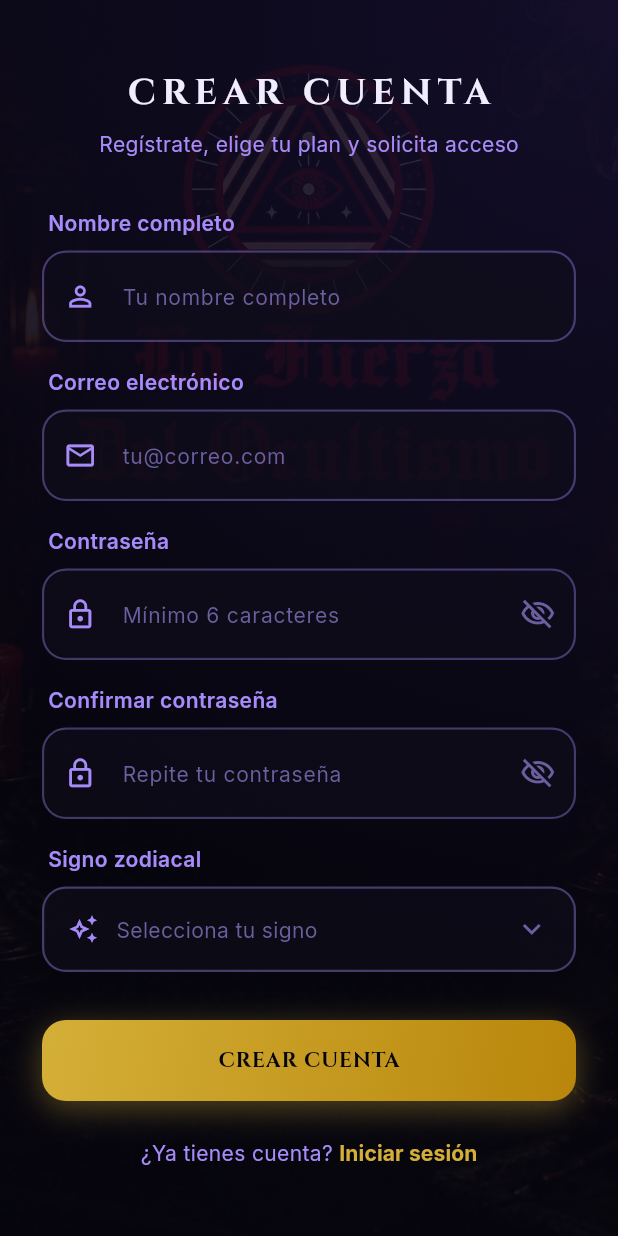
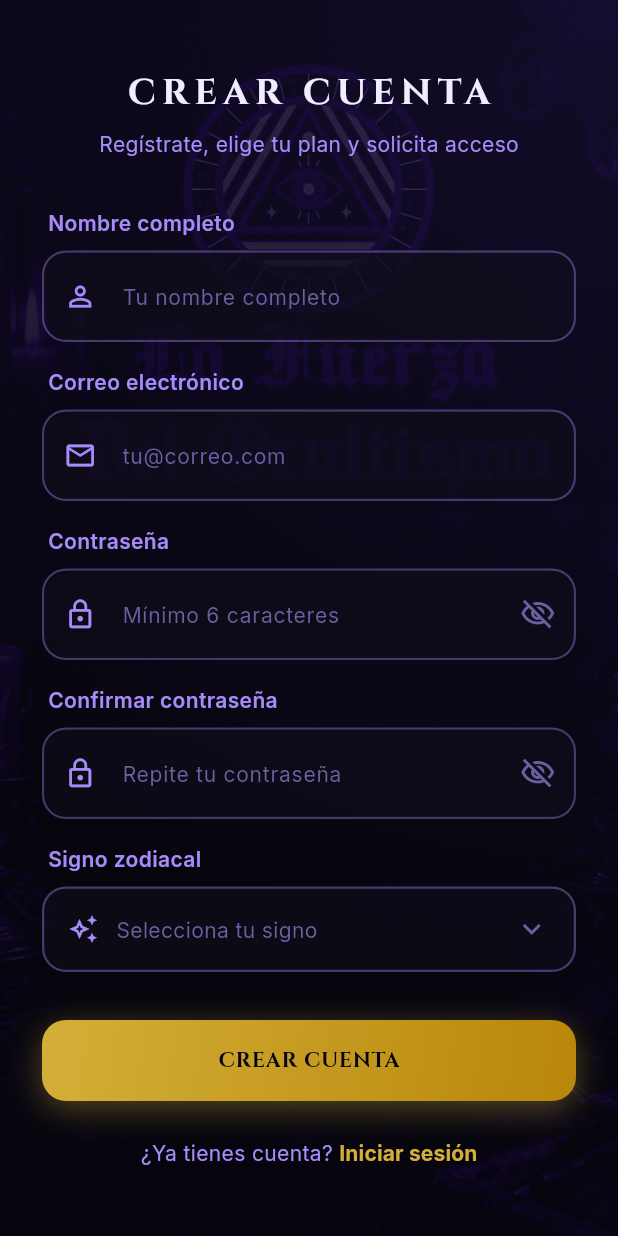
Before and after one commit to juanemadrid/la_fuerza_del_ocultismo, a Flutter app: the screen it shows after launch, after a tap on "CREAR CUENTA", on a phone screen of 412 x 824 dp. Run offline on Flutter 3.47's test engine with Material 3 defaults, Android fonts, the phone set to English and light mode, and no system bars; our stand-ins replace cloud_firestore, email_validator, firebase_auth, firebase_core, firebase_storage, google_fonts and 1 more; missing offline and left inert: flutter_pdfview; accounts and stored records are empty.

Commit message:
design: make login and register screens responsive on small heights and adjust background image color tint to purple

```diff
--- a/lib/screens/login_screen.dart
+++ b/lib/screens/login_screen.dart
@@ -164,6 +164,9 @@ class _LoginScreenState extends State<LoginScreen> {
 
   @override
   Widget build(BuildContext context) {
+    final double screenHeight = MediaQuery.of(context).size.height;
+    final bool isSmallScreen = screenHeight < 760;
+
     return Scaffold(
       resizeToAvoidBottomInset: true,
       body: Container(
@@ -179,22 +182,27 @@ class _LoginScreenState extends State<LoginScreen> {
                   'assets/images/background.jpeg',
                   fit: BoxFit.cover,
                   alignment: Alignment.topCenter,
+                  color: AppColors.primary,
+                  colorBlendMode: BlendMode.color,
                 ),
               ),
             ),
             SafeArea(
               child: Center(
                 child: SingleChildScrollView(
-                  padding: const EdgeInsets.symmetric(horizontal: 24, vertical: 24),
+                  padding: EdgeInsets.symmetric(
+                    horizontal: 24,
+                    vertical: isSmallScreen ? 12 : 24,
+                  ),
                   child: ConstrainedBox(
                     constraints: const BoxConstraints(maxWidth: 430),
                     child: Column(
                       children: [
-                        const SizedBox(height: 10),
+                        SizedBox(height: isSmallScreen ? 4 : 10),
 
                         Container(
-                          width: 110,
-                          height: 110,
+                          width: isSmallScreen ? 80 : 110,
+                          height: isSmallScreen ? 80 : 110,
                           decoration: BoxDecoration(
                             shape: BoxShape.circle,
                             color: AppColors.primary.withOpacity(0.12),
@@ -205,24 +213,24 @@ class _LoginScreenState extends State<LoginScreen> {
                             boxShadow: [
                               BoxShadow(
                                 color: AppColors.primary.withOpacity(0.3),
-                                blurRadius: 30,
-                                spreadRadius: 3,
+                                blurRadius: isSmallScreen ? 20 : 30,
+                                spreadRadius: isSmallScreen ? 2 : 3,
                               ),
                             ],
                           ),
-                          child: const Icon(
+                          child: Icon(
                             Icons.auto_awesome_rounded,
                             color: AppColors.gold,
-                            size: 56,
+                            size: isSmallScreen ? 38 : 56,
                           ),
                         ),
 
-                        const SizedBox(height: 24),
+                        SizedBox(height: isSmallScreen ? 16 : 24),
 
                         Text(
                           'LAS FUERZAS',
                           style: AppTextStyles.displayLarge.copyWith(
-                            fontSize: 26,
+                            fontSize: isSmallScreen ? 22 : 26,
                             letterSpacing: 4,
                           ),
                         ),
@@ -230,17 +238,17 @@ class _LoginScreenState extends State<LoginScreen> {
                         Text(
                           'DEL OCULTISMO',
                           style: AppTextStyles.labelGold.copyWith(
-                            fontSize: 12,
+                            fontSize: isSmallScreen ? 10 : 12,
                             letterSpacing: 3,
                             fontWeight: FontWeight.w700,
                           ),
                         ),
 
-                        const SizedBox(height: 32),
+                        SizedBox(height: isSmallScreen ? 20 : 32),
 
                         Container(
                           width: double.infinity,
-                          padding: const EdgeInsets.all(24),
+                          padding: EdgeInsets.all(isSmallScreen ? 16 : 24),
                           decoration: BoxDecoration(
                             borderRadius: BorderRadius.circular(24),
                             color: AppColors.bgSurface.withOpacity(0.85),
@@ -261,10 +269,11 @@ class _LoginScreenState extends State<LoginScreen> {
                               Text(
                                 'Acceso Privado',
                                 style: AppTextStyles.titleLarge.copyWith(
-                                  fontSize: 18,
+                                  fontSize: isSmallScreen ? 16 : 18,
                                   fontWeight: FontWeight.bold,
                                 ),
                               ),
+                              if (!isSmallScreen) ...[
                                 const SizedBox(height: 6),
                                 Text(
                                   'Ingresa al portal privado de tarot, horóscopo, rituales y limpiezas espirituales.',
@@ -273,8 +282,9 @@ class _LoginScreenState extends State<LoginScreen> {
                                     height: 1.5,
                                   ),
                                 ),
+                              ],
 
-                              const SizedBox(height: 24),
+                              SizedBox(height: isSmallScreen ? 16 : 24),
 
                               _buildField(
                                 controller: _usuarioController,
@@ -282,8 +292,9 @@ class _LoginScreenState extends State<LoginScreen> {
                                 hint: 'tu@correo.com',
                                 icon: Icons.email_outlined,
                                 keyboardType: TextInputType.emailAddress,
+                                isSmall: isSmallScreen,
                               ),
-                              const SizedBox(height: 16),
+                              SizedBox(height: isSmallScreen ? 12 : 16),
 
                               _buildField(
                                 controller: _contrasenaController,
@@ -291,6 +302,7 @@ class _LoginScreenState extends State<LoginScreen> {
                                 hint: 'Mínimo 6 caracteres',
                                 icon: Icons.lock_outline,
                                 obscureText: _obscurePassword,
+                                isSmall: isSmallScreen,
                                 suffixIcon: IconButton(
                                   onPressed: () => setState(
                                       () => _obscurePassword = !_obscurePassword),
@@ -303,27 +315,34 @@ class _LoginScreenState extends State<LoginScreen> {
                                 ),
                               ),
 
-                              const SizedBox(height: 6),
+                              const SizedBox(height: 2),
                               Align(
                                 alignment: Alignment.centerRight,
                                 child: TextButton(
                                   onPressed: _olvidoContrasena,
+                                  style: TextButton.styleFrom(
+                                    padding: EdgeInsets.zero,
+                                    minimumSize: Size.zero,
+                                    tapTargetSize: MaterialTapTargetSize.shrinkWrap,
+                                  ),
                                   child: Text(
                                     '¿Olvidaste tu contraseña?',
                                     style: AppTextStyles.bodySmall.copyWith(
                                       color: AppColors.gold,
                                       fontWeight: FontWeight.bold,
+                                      fontSize: isSmallScreen ? 11 : 12,
                                     ),
                                   ),
                                 ),
                               ),
 
-                              const SizedBox(height: 12),
+                              SizedBox(height: isSmallScreen ? 12 : 20),
 
                               GlowButton(
                                 onPressed: _loading ? null : _iniciarSesion,
                                 gradient: AppGradients.goldButton,
                                 glowColor: AppColors.gold,
+                                height: isSmallScreen ? 48 : 54,
                                 child: _loading
                                     ? const SizedBox(
                                         width: 22,
@@ -338,11 +357,12 @@ class _LoginScreenState extends State<LoginScreen> {
                                         style: AppTextStyles.titleMedium.copyWith(
                                           color: AppColors.bgBase,
                                           fontWeight: FontWeight.bold,
+                                          fontSize: isSmallScreen ? 13 : 14,
                                         ),
                                       ),
                               ),
 
-                              const SizedBox(height: 24),
+                              SizedBox(height: isSmallScreen ? 16 : 24),
 
                               Row(
                                 children: [
@@ -358,7 +378,7 @@ class _LoginScreenState extends State<LoginScreen> {
                                 ],
                               ),
 
-                              const SizedBox(height: 20),
+                              SizedBox(height: isSmallScreen ? 16 : 20),
 
                               OutlineButton(
                                 onPressed: () => Navigator.push(
@@ -366,11 +386,13 @@ class _LoginScreenState extends State<LoginScreen> {
                                   MaterialPageRoute(
                                       builder: (_) => const RegisterScreen()),
                                 ),
+                                height: isSmallScreen ? 48 : 54,
                                 child: Text(
                                   'CREAR CUENTA',
                                   style: AppTextStyles.titleMedium.copyWith(
                                     color: AppColors.textPrimary,
                                     fontWeight: FontWeight.bold,
+                                    fontSize: isSmallScreen ? 13 : 14,
                                   ),
                                 ),
                               ),
@@ -378,8 +400,8 @@ class _LoginScreenState extends State<LoginScreen> {
                           ),
                         ),
 
+                        if (!isSmallScreen) ...[
                           const SizedBox(height: 24),
-
                           const Row(
                             mainAxisAlignment: MainAxisAlignment.center,
                             children: [
@@ -388,6 +410,7 @@ class _LoginScreenState extends State<LoginScreen> {
                               _TrustBadge(icon: Icons.workspace_premium_outlined, text: 'Templo Premium'),
                             ],
                           ),
+                        ],
                       ],
                     ),
                   ),
@@ -408,6 +431,7 @@ class _LoginScreenState extends State<LoginScreen> {
     bool obscureText = false,
     Widget? suffixIcon,
     TextInputType? keyboardType,
+    bool isSmall = false,
   }) {
     return Column(
       crossAxisAlignment: CrossAxisAlignment.start,
@@ -419,10 +443,11 @@ class _LoginScreenState extends State<LoginScreen> {
             style: AppTextStyles.bodyMedium.copyWith(
               color: AppColors.textSecondary,
               fontWeight: FontWeight.w600,
+              fontSize: isSmall ? 13 : 14,
             ),
           ),
         ),
-        const SizedBox(height: 8),
+        SizedBox(height: isSmall ? 4 : 8),
         Container(
           decoration: BoxDecoration(
             borderRadius: BorderRadius.circular(16),
@@ -435,11 +460,17 @@ class _LoginScreenState extends State<LoginScreen> {
             controller: controller,
             obscureText: obscureText,
             keyboardType: keyboardType,
-            style: AppTextStyles.bodyLarge.copyWith(color: AppColors.textPrimary),
+            style: AppTextStyles.bodyLarge.copyWith(
+              color: AppColors.textPrimary,
+              fontSize: isSmall ? 14 : 16,
+            ),
             decoration: InputDecoration(
               hintText: hint,
-              hintStyle: AppTextStyles.bodyMedium.copyWith(color: AppColors.textMuted),
-              prefixIcon: Icon(icon, color: AppColors.primaryLight, size: 22),
+              hintStyle: AppTextStyles.bodyMedium.copyWith(
+                color: AppColors.textMuted,
+                fontSize: isSmall ? 13 : 14,
+              ),
+              prefixIcon: Icon(icon, color: AppColors.primaryLight, size: isSmall ? 18 : 22),
               suffixIcon: suffixIcon,
               filled: true,
               fillColor: AppColors.bgSurface.withOpacity(0.6),
@@ -447,7 +478,10 @@ class _LoginScreenState extends State<LoginScreen> {
                 borderRadius: BorderRadius.circular(16),
                 borderSide: BorderSide.none,
               ),
-              contentPadding: const EdgeInsets.symmetric(horizontal: 16, vertical: 16),
+              contentPadding: EdgeInsets.symmetric(
+                horizontal: isSmall ? 12 : 16,
+                vertical: isSmall ? 12 : 16,
+              ),
             ),
           ),
         ),
--- a/lib/screens/register_screen.dart
+++ b/lib/screens/register_screen.dart
@@ -221,6 +221,9 @@ class _RegisterScreenState extends State<RegisterScreen> {
 
   @override
   Widget build(BuildContext context) {
+    final double screenHeight = MediaQuery.of(context).size.height;
+    final bool isSmallScreen = screenHeight < 760;
+
     return Scaffold(
       resizeToAvoidBottomInset: true,
       body: Container(
@@ -236,6 +239,8 @@ class _RegisterScreenState extends State<RegisterScreen> {
                   'assets/images/background.jpeg',
                   fit: BoxFit.cover,
                   alignment: Alignment.topCenter,
+                  color: AppColors.primary,
+                  colorBlendMode: BlendMode.color,
                 ),
               ),
             ),
@@ -244,47 +249,52 @@ class _RegisterScreenState extends State<RegisterScreen> {
                 maxWidth: 450,
                 child: Center(
                   child: SingleChildScrollView(
-                    padding: const EdgeInsets.symmetric(horizontal: 28, vertical: 24),
+                    padding: EdgeInsets.symmetric(
+                      horizontal: 28,
+                      vertical: isSmallScreen ? 12 : 24,
+                    ),
                     child: Column(
                       mainAxisAlignment: MainAxisAlignment.center,
                       children: [
-                        const SizedBox(height: 10),
+                        SizedBox(height: isSmallScreen ? 4 : 10),
 
                         Text(
                           'CREAR CUENTA',
                           style: AppTextStyles.displayLarge.copyWith(
-                            fontSize: 24,
+                            fontSize: isSmallScreen ? 20 : 24,
                             letterSpacing: 4,
                           ),
                         ),
-                        const SizedBox(height: 6),
-                        Text(
-                          'Regístrate, elige tu plan y solicita acceso',
-                          style: AppTextStyles.bodyMedium.copyWith(color: AppColors.textSecondary),
-                        ),
-                        const SizedBox(height: 32),
+                        if (!isSmallScreen) ...[
+                          const SizedBox(height: 6),
+                          Text(
+                            'Regístrate, elige tu plan y solicita acceso',
+                            style: AppTextStyles.bodyMedium.copyWith(color: AppColors.textSecondary),
+                          ),
+                        ],
+                        SizedBox(height: isSmallScreen ? 16 : 32),
 
                         // Nombre
-                        _label('Nombre completo'),
+                        _label('Nombre completo', isSmallScreen),
                         CustomTextField(
                           controller: _nameController,
                           hintText: 'Tu nombre completo',
                           prefixIcon: Icons.person_outline,
                         ),
-                        const SizedBox(height: 16),
+                        SizedBox(height: isSmallScreen ? 10 : 16),
 
                         // Email
-                        _label('Correo electrónico'),
+                        _label('Correo electrónico', isSmallScreen),
                         CustomTextField(
                           controller: _emailController,
                           hintText: 'tu@correo.com',
                           prefixIcon: Icons.email_outlined,
                           keyboardType: TextInputType.emailAddress,
                         ),
-                        const SizedBox(height: 16),
+                        SizedBox(height: isSmallScreen ? 10 : 16),
 
                         // Contraseña
-                        _label('Contraseña'),
+                        _label('Contraseña', isSmallScreen),
                         CustomTextField(
                           controller: _passController,
                           hintText: 'Mínimo 6 caracteres',
@@ -301,10 +311,10 @@ class _RegisterScreenState extends State<RegisterScreen> {
                                 setState(() => _obscurePass = !_obscurePass),
                           ),
                         ),
-                        const SizedBox(height: 16),
+                        SizedBox(height: isSmallScreen ? 10 : 16),
 
                         // Confirmar contraseña
-                        _label('Confirmar contraseña'),
+                        _label('Confirmar contraseña', isSmallScreen),
                         CustomTextField(
                           controller: _confirmPassController,
                           hintText: 'Repite tu contraseña',
@@ -321,16 +331,16 @@ class _RegisterScreenState extends State<RegisterScreen> {
                                 setState(() => _obscureConfirm = !_obscureConfirm),
                           ),
                         ),
-                        const SizedBox(height: 16),
+                        SizedBox(height: isSmallScreen ? 10 : 16),
 
                         // Signo zodiacal
-                        _label('Signo zodiacal'),
+                        _label('Signo zodiacal', isSmallScreen),
                         GestureDetector(
                           onTap: _mostrarSelectorSigno,
                           child: Container(
                             width: double.infinity,
-                            padding: const EdgeInsets.symmetric(
-                                horizontal: 16, vertical: 15),
+                            padding: EdgeInsets.symmetric(
+                                horizontal: 16, vertical: isSmallScreen ? 11 : 15),
                             decoration: BoxDecoration(
                               borderRadius: BorderRadius.circular(16),
                               border: Border.all(
@@ -382,7 +392,7 @@ class _RegisterScreenState extends State<RegisterScreen> {
                             ),
                           ),
                         ),
-                        const SizedBox(height: 32),
+                        SizedBox(height: isSmallScreen ? 16 : 32),
 
                         // Botón registrar
                         _loading
@@ -393,7 +403,7 @@ class _RegisterScreenState extends State<RegisterScreen> {
                                 onPressed: _registrar,
                               ),
 
-                        const SizedBox(height: 24),
+                        SizedBox(height: isSmallScreen ? 16 : 24),
 
                         // Volver al login
                         Center(
@@ -433,15 +443,16 @@ class _RegisterScreenState extends State<RegisterScreen> {
     );
   }
 
-  Widget _label(String text) => Align(
+  Widget _label(String text, bool isSmall) => Align(
         alignment: Alignment.centerLeft,
         child: Padding(
-          padding: const EdgeInsets.only(left: 4.0, bottom: 8.0),
+          padding: EdgeInsets.only(left: 4.0, bottom: isSmall ? 4.0 : 8.0),
           child: Text(
             text,
             style: AppTextStyles.bodyMedium.copyWith(
               color: AppColors.textSecondary,
               fontWeight: FontWeight.w600,
+              fontSize: isSmall ? 13 : 14,
             ),
           ),
         ),
```
Lines whose indentation alone changed are shown as unchanged.
